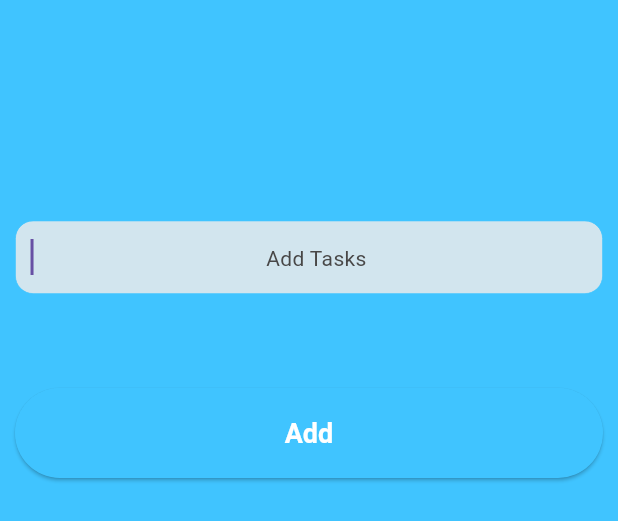
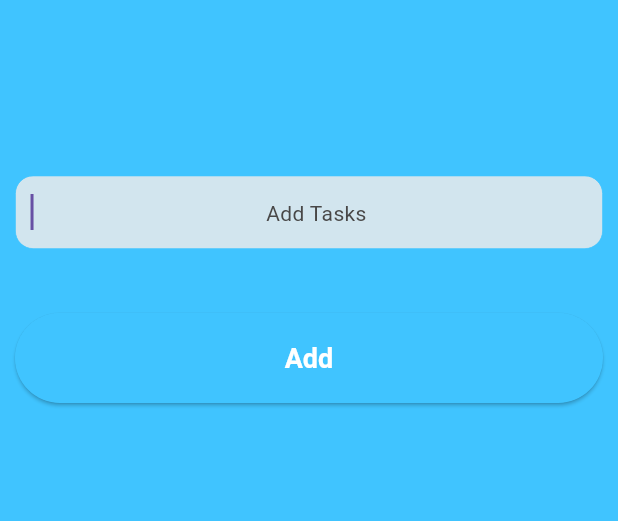
Before and after one commit to nakshaman/Todoey, a Flutter app: the AddThings widget shown alone on an empty page, opened directly, on a phone screen of 412 x 824 dp. Shown: the top 521 px of the screen. Run offline on Flutter 3.47's test engine with Material 3 defaults, Android fonts, the phone set to English and light mode, and no system bars.

Commit message:
bottom padding and added card in ListTile Widget to enhance UI

```diff
--- a/lib/widgets/add_things.dart
+++ b/lib/widgets/add_things.dart
@@ -17,7 +17,7 @@ class _AddThingsState extends State<AddThings> {
     return Padding(
       padding: const EdgeInsets.all(10.0),
       child: SizedBox(
-        height: 340,
+        height: 280,
         child: Column(
           mainAxisAlignment: MainAxisAlignment.spaceAround,
           crossAxisAlignment: CrossAxisAlignment.stretch,
```
Also changed, not shown: lib/widgets/product_list.dart (+8 -1 lines).
